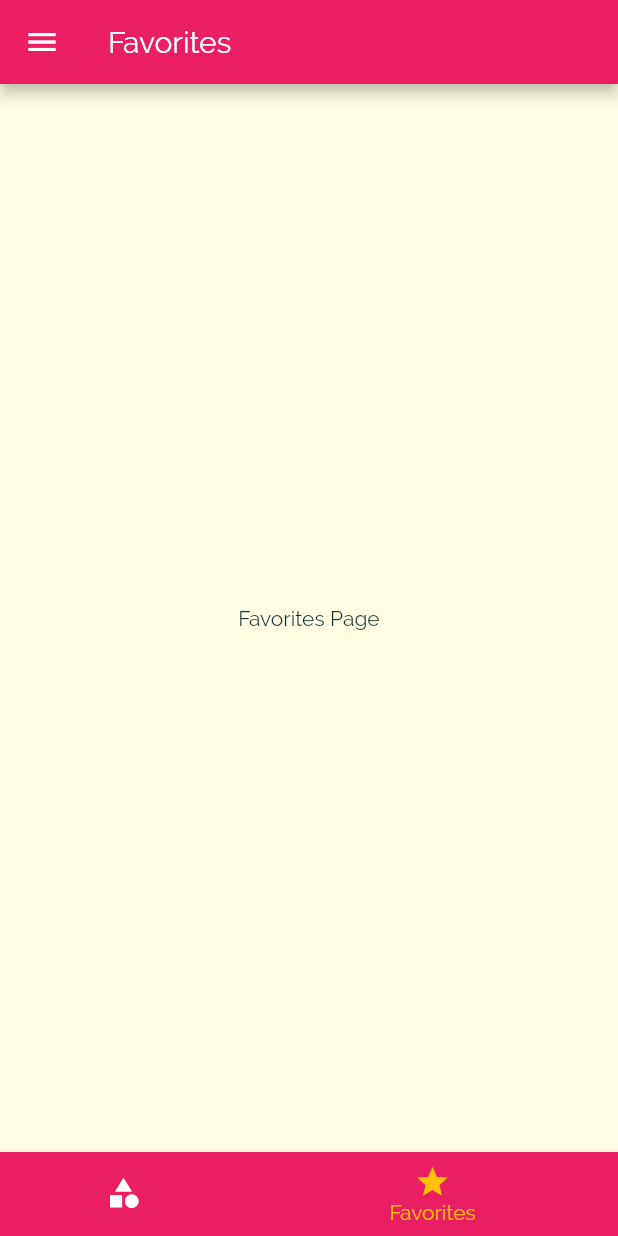
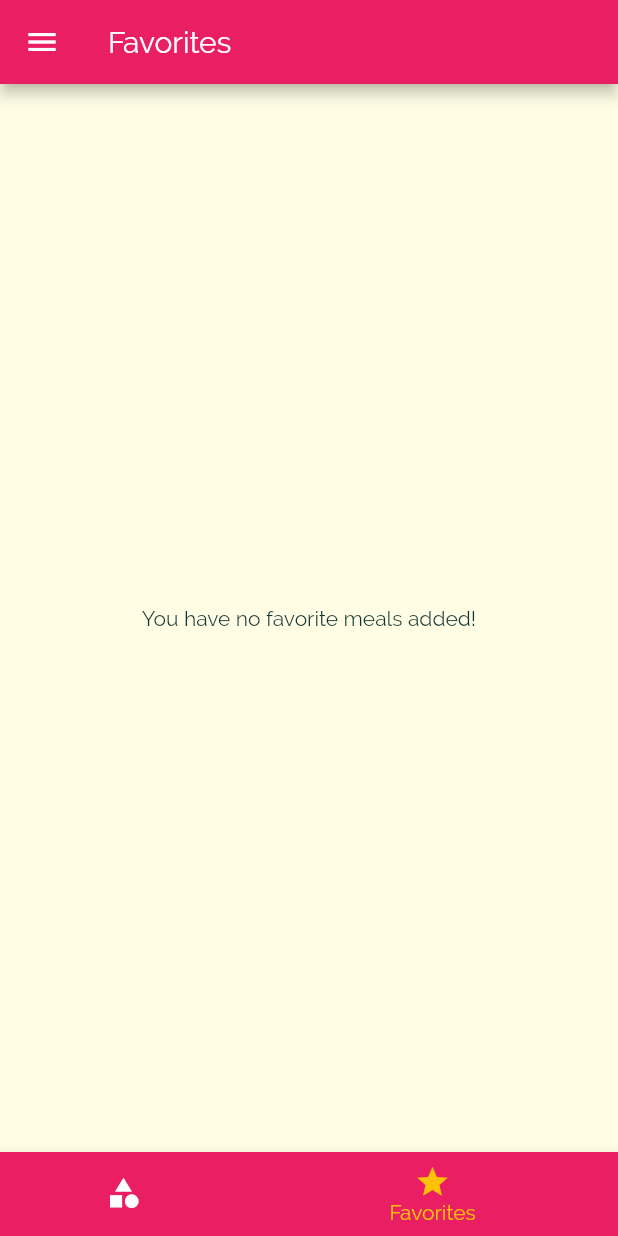
Before and after one commit to aliparchekan/flutter-meals-app, a Flutter app: the screen it shows after launch, item 2 of the bottom bar chosen, on a phone screen of 412 x 824 dp. Run offline on Flutter 3.47's test engine with Material 2 defaults, Android fonts, the phone set to English and light mode, and no system bars.

Commit message:
add favorite feature

```diff
--- a/lib/main.dart
+++ b/lib/main.dart
@@ -28,6 +28,21 @@ class _MyAppState extends State<MyApp> {
   };
 
   List<Meal> _availableMeals = DUMMY_MEALS;
+  List<Meal> _favoriteMeals = [];
+
+  void _toggleFavorite(String mealId) {
+    final index = _favoriteMeals.indexWhere((element) => element.id == mealId);
+    if (index == -1) {
+      setState(() {
+        _favoriteMeals
+            .add(DUMMY_MEALS.firstWhere((element) => element.id == mealId));
+      });
+    } else {
+      setState(() {
+        _favoriteMeals.removeAt(index);
+      });
+    }
+  }
 
   void _setFilters(Map<String, bool> filterData) {
     setState(() {
@@ -48,6 +63,10 @@ class _MyAppState extends State<MyApp> {
         return true;
       }).toList();
     });
+  }
+
+  bool _isFavorite(String mealId) {
+    return _favoriteMeals.any((element) => element.id == mealId);
   }
 
   @override
@@ -75,10 +94,11 @@ class _MyAppState extends State<MyApp> {
       ),
       //home: CategoriesScreen(),
       routes: {
-        '/': (_) => TabsScreen(),
+        '/': (_) => TabsScreen(_favoriteMeals),
         CategoryMealsScreen.routeName: (ctx) =>
             CategoryMealsScreen(_availableMeals),
-        MealDetailScreen.routeName: (ctx) => MealDetailScreen(),
+        MealDetailScreen.routeName: (ctx) =>
+            MealDetailScreen(_toggleFavorite, _isFavorite),
         SettingsScreen.routeName: (ctx) =>
             SettingsScreen(_filters, _setFilters),
       },
--- a/lib/screens/favorite-screen.dart
+++ b/lib/screens/favorite-screen.dart
@@ -1,10 +1,31 @@
 import 'package:flutter/material.dart';
 
+import '../widgets/meal_item.dart';
+import '../models/meal.dart';
+
 class FavoriteScreen extends StatelessWidget {
+  final List<Meal> favoriteMeals;
+  FavoriteScreen(this.favoriteMeals);
   @override
   Widget build(BuildContext context) {
-    return Center(
-      child: Text('Favorites Page'),
+    if (favoriteMeals.isEmpty) {
+      return Center(
+        child: Text('You have no favorite meals added!'),
+      );
+    }
+    return ListView.builder(
+      itemBuilder: (ctx, index) {
+        Meal item = favoriteMeals[index];
+        return MealItem(
+          id: item.id,
+          affordability: item.affordability,
+          complexity: item.complexity,
+          duration: item.duration,
+          imageUrl: item.imageUrl,
+          title: item.title,
+        );
+      },
+      itemCount: favoriteMeals.length,
     );
   }
 }
--- a/lib/screens/tabs-screen.dart
+++ b/lib/screens/tabs-screen.dart
@@ -1,21 +1,30 @@
 import 'package:flutter/material.dart';
+
 import '../widgets/main_drawer.dart';
-
 import './categories_screen.dart';
 import './favorite-screen.dart';
+import '../models/meal.dart';
 
 class TabsScreen extends StatefulWidget {
+  final List<Meal> favoriteMeals;
+  TabsScreen(this.favoriteMeals);
   @override
   _TabsScreenState createState() => _TabsScreenState();
 }
 
 class _TabsScreenState extends State<TabsScreen> {
-  final List<Map<String, Object>> _pages = [
-    {'page': CategoriesScreen(), 'title': 'Categories'},
-    {'page': FavoriteScreen(), 'title': 'Favorites'},
-  ];
+  List<Map<String, Object>> _pages;
 
   int _selectedPageIndex = 0;
+
+  @override
+  void initState() {
+    super.initState();
+    _pages = [
+      {'page': CategoriesScreen(), 'title': 'Categories'},
+      {'page': FavoriteScreen(widget.favoriteMeals), 'title': 'Favorites'},
+    ];
+  }
 
   void _selectPage(int index) {
     setState(() {
--- a/lib/widgets/meal_item.dart
+++ b/lib/widgets/meal_item.dart
@@ -10,7 +10,6 @@ class MealItem extends StatelessWidget {
   final Complexity complexity;
   final Affordability affordability;
   final String id;
-  final Function removeItem;
 
   MealItem({
     @required this.title,
@@ -19,7 +18,6 @@ class MealItem extends StatelessWidget {
     @required this.complexity,
     @required this.affordability,
     @required this.id,
-    @required this.removeItem,
   });
 
   String get complexityText {
@@ -58,10 +56,6 @@ class MealItem extends StatelessWidget {
     Navigator.of(context).pushNamed(MealDetailScreen.routeName, arguments: {
       'id': id,
       'color': Theme.of(context).primaryColor,
-    }).then((value) {
-      if (value != null) {
-        removeItem(value);
-      }
     });
   }
 
```
Also changed, not shown: lib/screens/category_meals_screen.dart (+5 -6 lines), lib/screens/meal_detail_screen.dart (+7 -2 lines).
